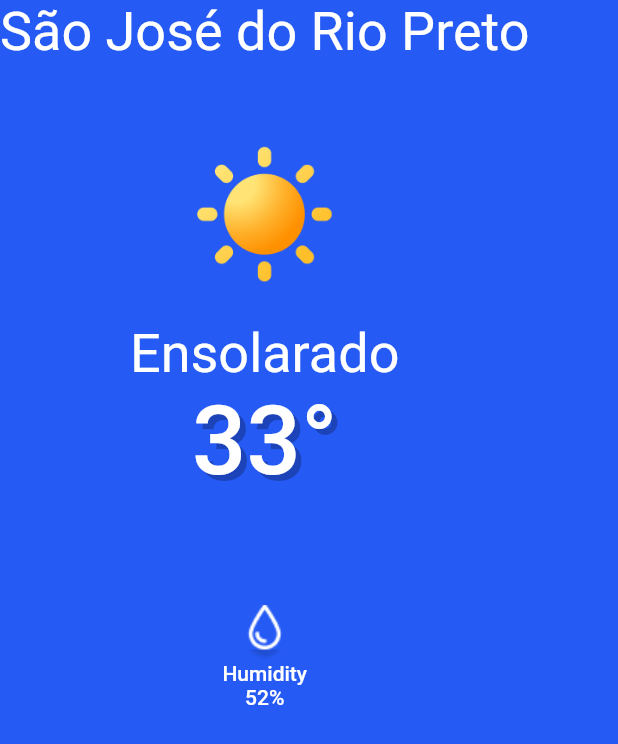
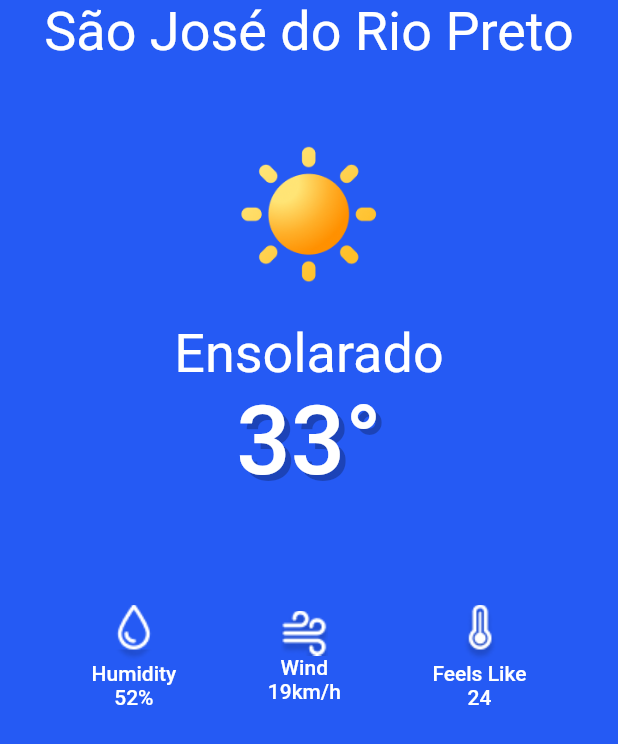
Before and after one commit to Christian-Velani/wheater_app, a Flutter app: the screen it shows after launch, on a phone screen of 412 x 824 dp. Shown: the top 744 px of the screen. Run offline on Flutter 3.47's test engine with Material 2 defaults, Android fonts, the phone set to English and light mode, and no system bars.

Commit message:
Alinhamento flexbox

```diff
--- a/lib/main.dart
+++ b/lib/main.dart
@@ -12,14 +12,11 @@ const temperatureStyle = TextStyle(
   fontSize: 64,
   color: Colors.white,
   fontWeight: FontWeight.w500,
-  shadows: [ Shadow( color: Color.fromRGBO(0, 0, 0, 0.25), offset: Offset(4, 4))],
+  shadows: [Shadow(color: Color.fromRGBO(0, 0, 0, 0.25), offset: Offset(4, 4))],
 );
 
-const iconStyle = TextStyle(
-  fontSize: 14,
-  color: Colors.white,
-  fontWeight: FontWeight.w500
-);
+const iconStyle =
+    TextStyle(fontSize: 14, color: Colors.white, fontWeight: FontWeight.w500);
 
 class WheaterApp extends StatelessWidget {
   @override
@@ -40,12 +37,34 @@ class WheaterApp extends StatelessWidget {
               Text("Ensolarado", style: titleStyle),
               Text("33°", style: temperatureStyle),
               Container(
-                  margin: EdgeInsets.only(top: 71),
-                  child: Column(children: [
-                    Image.asset('images/humidity.png'),
-                    Text("Humidity", style: iconStyle),
-                    Text("52%",  style: iconStyle),
-                  ])),
+                margin: EdgeInsets.only(top: 71),
+                child: Row(
+                  mainAxisAlignment: MainAxisAlignment.spaceEvenly,
+                  children: [
+                    Column(
+                      children: [
+                        Image.asset('images/humidity.png'),
+                        Text("Humidity", style: iconStyle),
+                        Text("52%", style: iconStyle),
+                      ],
+                    ),
+                    Column(
+                      children: [
+                        Image.asset('images/wind.png'),
+                        Text("Wind", style: iconStyle),
+                        Text("19km/h", style: iconStyle),
+                      ],
+                    ),
+                    Column(
+                      children: [
+                        Image.asset('images/feels_like.png'),
+                        Text("Feels Like", style: iconStyle),
+                        Text("24", style: iconStyle),
+                      ],
+                    ),
+                  ],
+                ),
+              ),
             ],
           ),
         ),
```
